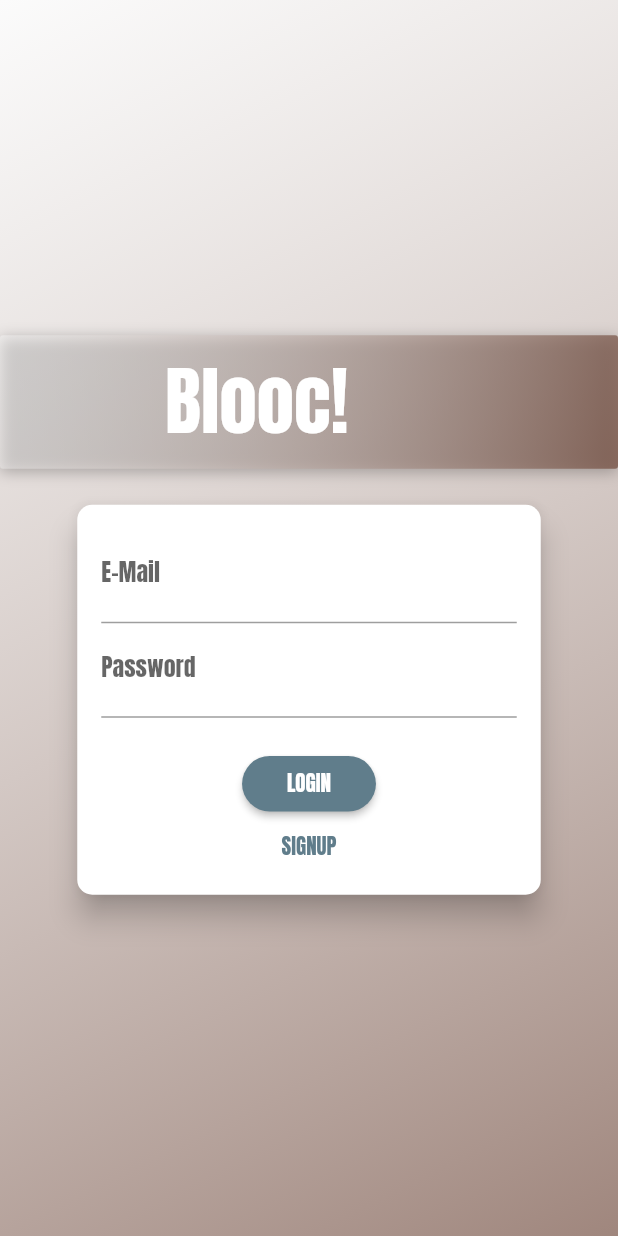
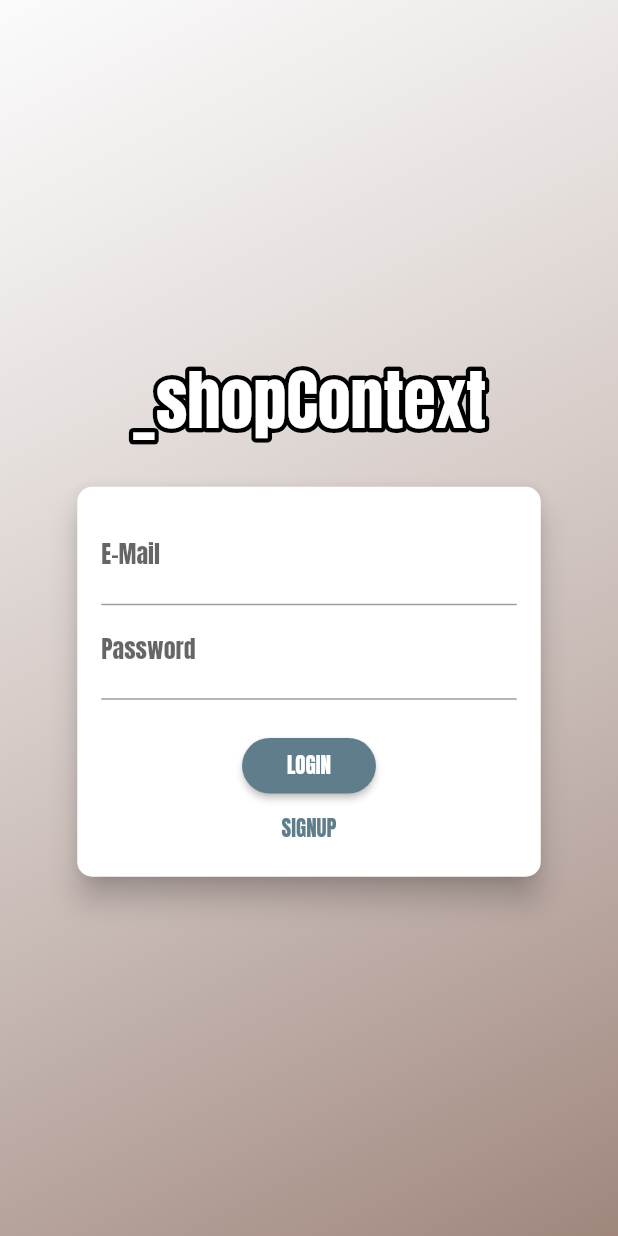
Before and after one commit to OscarHgg/Webshop-App-Udemy-Flutter, a Flutter app: the screen it shows after launch, on a phone screen of 412 x 824 dp. Run offline on Flutter 3.47's test engine with Material 2 defaults, Android fonts, the phone set to English and light mode, and no system bars; drawn by our look-alikes of bordered_text; our stand-ins replace full_screen_image, shared_preferences.

Commit message:
fixed appbars and added full screen widget

```diff
--- a/lib/screens/auth_screen.dart
+++ b/lib/screens/auth_screen.dart
@@ -1,5 +1,6 @@
 import 'dart:math';
 
+import 'package:bordered_text/bordered_text.dart';
 import 'package:flutter/material.dart';
 import 'package:fluttershopudemy/models/http_exception.dart';
 import 'package:fluttershopudemy/providers/auth.dart';
@@ -45,43 +46,49 @@ class AuthScreen extends StatelessWidget {
                   Flexible(
                     child: Container(
                       width: double.infinity,
+
                       margin: EdgeInsets.only(bottom: 20.0),
-                      padding: EdgeInsets.symmetric(
-                          vertical: 8.0, horizontal: 110.0),
+                      //padding: EdgeInsets.symmetric(
+                      //vertical: 8.0, horizontal: 110.0),
                       //transform: Matrix4.rotationZ(-8 * pi / 180)
                       //.. = include offset with translate, but with previous method return
                       //similar to folder structure
                       //..translate(0.0),
-                      decoration: BoxDecoration(
-                        borderRadius: BorderRadius.circular(2),
-                        //color: Colors.deepPurple.shade400,
-                        gradient: LinearGradient(
-                          colors: [
-                            Theme.of(context).backgroundColor.withOpacity(0.4),
-                            Theme.of(context).accentColor.withOpacity(0.8),
-                            // Color.fromRGBO(150, 50, 117, 1).withOpacity(0.9),
-                            // Color.fromRGBO(200, 255, 255, 1).withOpacity(0.5),
-                          ],
-                          begin: Alignment.topLeft,
-                          end: Alignment.bottomRight,
-                          stops: [0, 1],
-                        ),
-                        boxShadow: [
-                          BoxShadow(
-                            blurRadius: 8,
-                            color: Colors.black26,
-                            offset: Offset(0, 2),
-                          )
-                        ],
-                      ),
-                      child: Text(
-                        'Blooc!',
-                        style: TextStyle(
-                          color:
-                              Theme.of(context).accentTextTheme.headline6.color,
-                          fontSize: 50,
-                          fontFamily: 'Anton',
-                          fontWeight: FontWeight.normal,
+                      // decoration: BoxDecoration(
+                      //   borderRadius: BorderRadius.circular(2),
+                      //   //color: Colors.deepPurple.shade400,
+                      //   gradient: LinearGradient(
+                      //     colors: [
+                      //       Theme.of(context).backgroundColor.withOpacity(0.4),
+                      //       Theme.of(context).accentColor.withOpacity(0.8),
+                      //       // Color.fromRGBO(150, 50, 117, 1).withOpacity(0.9),
+                      //       // Color.fromRGBO(200, 255, 255, 1).withOpacity(0.5),
+                      //     ],
+                      //     begin: Alignment.topLeft,
+                      //     end: Alignment.bottomRight,
+                      //     stops: [0, 1],
+                      //   ),
+                      //   boxShadow: [
+                      //     BoxShadow(
+                      //       blurRadius: 8,
+                      //       color: Colors.black26,
+                      //       offset: Offset(0, 2),
+                      //     )
+                      //   ],
+                      // ),
+                      child: BorderedText(
+                        child: Text(
+                          '_shopContext',
+                          style: TextStyle(
+                            color: Theme.of(context)
+                                .accentTextTheme
+                                .headline6
+                                .color,
+                            fontSize: 44,
+                            fontFamily: 'Anton',
+                            fontWeight: FontWeight.normal,
+                          ),
+                          textAlign: TextAlign.center,
                         ),
                       ),
                     ),
--- a/lib/widgets/order_item.dart
+++ b/lib/widgets/order_item.dart
@@ -43,7 +43,7 @@ class _OrderItemState extends State<OrderItem> {
           if (_expanded)
             Container(
               padding: EdgeInsets.symmetric(horizontal: 15, vertical: 4),
-                height: min(widget.order.products.length * 20.0 + 30, 100),
+                height: min(widget.order.products.length * 20.0 + 15, 100),
                 child: ListView(
                   children: widget.order.products
                       .map(
@@ -53,14 +53,14 @@ class _OrderItemState extends State<OrderItem> {
                             Text(
                               prod.title,
                               style: TextStyle(
-                                fontSize: 18,
+                                fontSize: 14,
                                 fontWeight: FontWeight.bold,
                               ),
                             ),
                             Text(
                               '${prod.quantity}x SEK ${prod.price}',
                               style: TextStyle(
-                                fontSize: 18,
+                                fontSize: 14,
                                 color: Colors.grey,
                               ),
                             )
--- a/pubspec.yaml
+++ b/pubspec.yaml
@@ -33,6 +33,8 @@ dependencies:
   lint: ^1.0.0
   crypto: ^3.0.1
   shared_preferences: ^2.0.6
+  bordered_text: ^2.0.0
+  full_screen_image: ^1.0.2
 
 dev_dependencies:
   flutter_test:
```
Also changed, not shown: lib/screens/product_detail_screen.dart (+14 -8 lines), lib/widgets/app_drawer.dart (+5 -5 lines), pubspec.lock.
